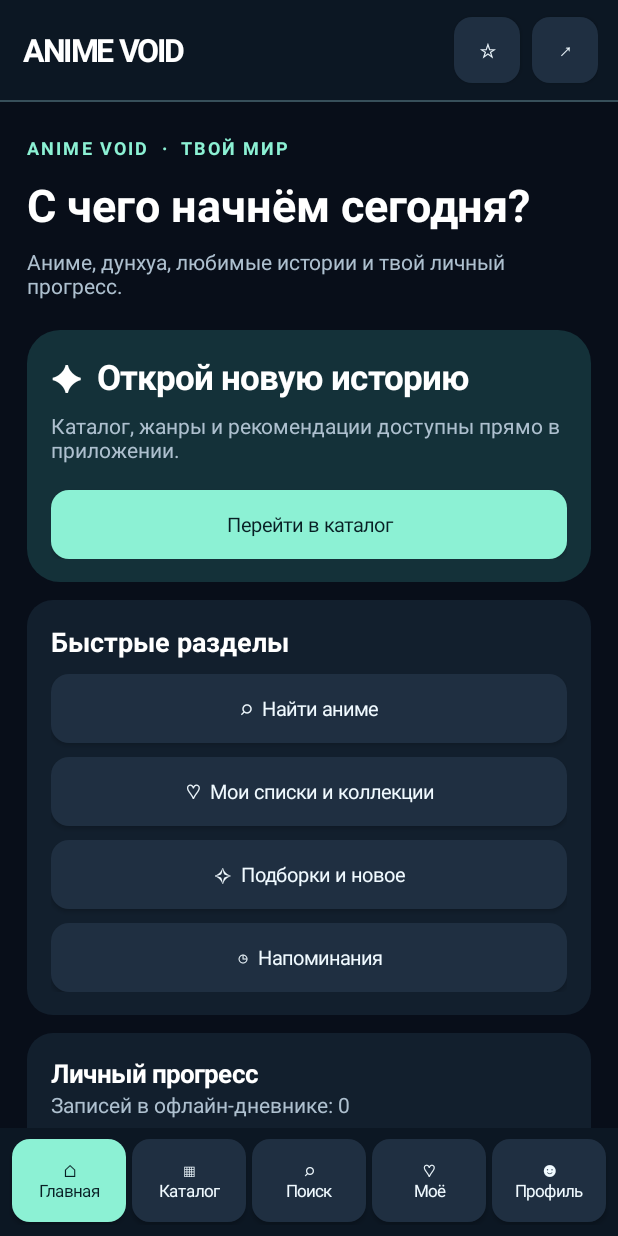
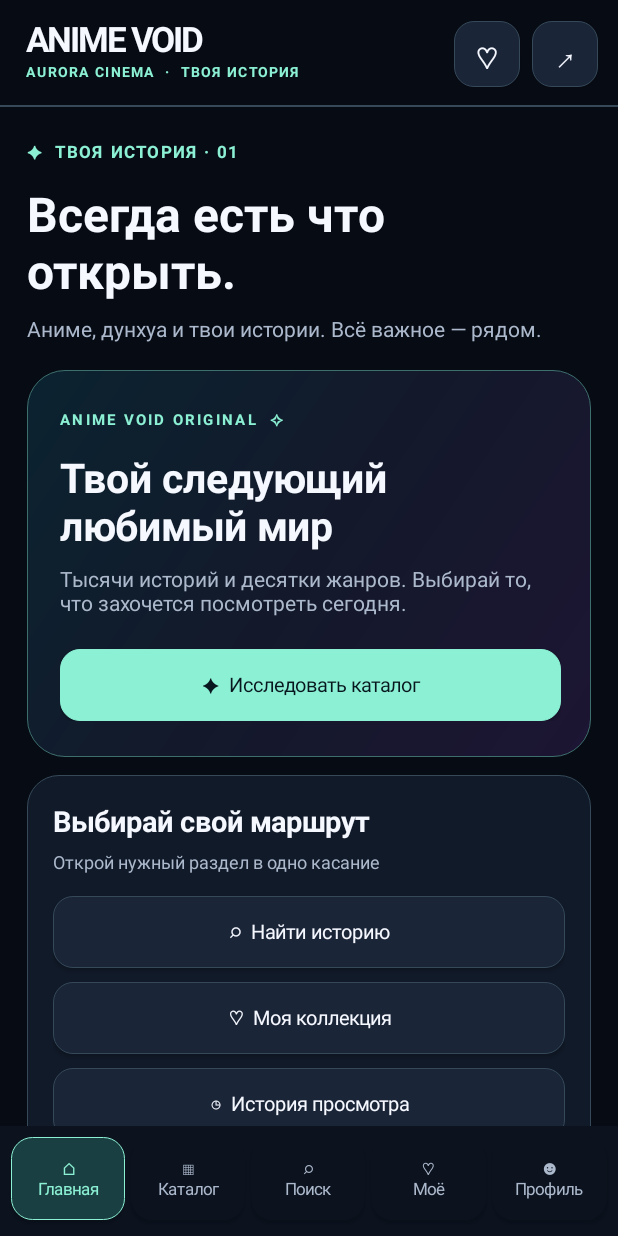
Before and after one commit to anime-void-app/AV, an Android app: the screen it shows after launch (MainActivity), on a phone screen of 412 x 824 dp. Run offline under Robolectric (Android 15) with nearby library versions, the phone set to English and light mode, and no system bars.

Commit message:
V90 Aurora: redesign Android home, profile, library, discovery and shell; fix WebView double-load and settings crash

```diff
--- a/android-app/app/src/main/java/ru/animevoid/app/MainActivity.java
+++ b/android-app/app/src/main/java/ru/animevoid/app/MainActivity.java
@@ -36,6 +36,7 @@ import android.widget.Button;
 import android.widget.EditText;
 import android.widget.FrameLayout;
 import android.widget.LinearLayout;
+import android.widget.ProgressBar;
 import android.widget.ScrollView;
 import android.widget.TextView;
 import android.widget.Toast;
@@ -54,11 +55,13 @@ public final class MainActivity extends Activity {
     private static final String REMINDERS="reminders";
     private static final int PICK_FILE=421;
     private static final int NOTIFICATIONS=422;
-    private static final int BACKGROUND=Color.rgb(8,14,25);
-    private static final int PANEL=Color.rgb(18,31,45);
+    private static final int BACKGROUND=AuroraTheme.BG;
+    private static final int PANEL=AuroraTheme.PANEL;
     private int ACCENT=Color.rgb(140,241,212);
-    private static final int MUTED=Color.rgb(174,192,207);
+    private static final int MUTED=AuroraTheme.MUTED;
     private LinearLayout root, nav;
+    private ProgressBar pageLoad;
+    private String pendingWebUrl;
     private FrameLayout content;
     private WebView browser;
     private NativeCatalog nativeCatalog;
@@ -71,8 +74,8 @@ public final class MainActivity extends Activity {
 
     @Override public void onCreate(Bundle savedInstanceState) {
         super.onCreate(savedInstanceState);
-        getWindow().setStatusBarColor(Color.rgb(9,17,28));
-        getWindow().setNavigationBarColor(Color.rgb(9,17,28));
+        getWindow().setStatusBarColor(AuroraTheme.BG);
+        getWindow().setNavigationBarColor(AuroraTheme.BG);
         ACCENT=accentFor(getSharedPreferences(PREF,MODE_PRIVATE).getString("accent","jade"));
         nativeCatalog=new NativeCatalog(this,this::openTrusted);
         renderShell();
@@ -90,43 +93,53 @@ public final class MainActivity extends Activity {
 
     private int dp(float dp){return (int)(getResources().getDisplayMetrics().density*dp+0.5f);}
     private GradientDrawable surface(int color,int radius){
-        GradientDrawable d=new GradientDrawable();d.setColor(color);d.setCornerRadius(dp(radius));return d;
+        return AuroraTheme.solid(color,radius,AuroraTheme.LINE,1,getResources().getDisplayMetrics().density);
     }
+
     private TextView text(String text,int size,int color,boolean bold){
         TextView t=new TextView(this);t.setText(text);t.setTextColor(color);t.setTextSize(size);
         t.setGravity(Gravity.CENTER_VERTICAL);if(bold)t.setTypeface(null,1);return t;
     }
     private Button button(String label,Runnable action,boolean primary){
         Button b=new Button(this);b.setText(label);b.setAllCaps(false);
-        b.setTextColor(primary?Color.rgb(8,31,36):Color.rgb(240,250,255));
-        b.setTextSize(13);b.setMinHeight(dp(43));
-        b.setBackground(surface(primary?ACCENT:Color.rgb(31,47,65),12));
+        b.setTextColor(primary?AuroraTheme.DARK_TEXT:AuroraTheme.FG);b.setTextSize(13);b.setMinHeight(dp(44));
+        GradientDrawable bg=AuroraTheme.solid(primary?ACCENT:AuroraTheme.SOFT,13,
+            primary?ACCENT:AuroraTheme.LINE,1,getResources().getDisplayMetrics().density);
+        b.setBackground(AuroraTheme.touch(bg,0x35ffffff));
         b.setOnClickListener(v->action.run());return b;
     }
+
     private void renderShell(){
-        root=new LinearLayout(this);root.setOrientation(LinearLayout.VERTICAL);
-        root.setBackgroundColor(BACKGROUND);setContentView(root);
-        LinearLayout top=new LinearLayout(this);top.setPadding(dp(15),dp(9),dp(13),dp(9));
-        top.setGravity(Gravity.CENTER_VERTICAL);
-        top.setBackgroundColor(Color.rgb(12,23,35));
-        TextView brand=text("ANIME VOID",21,Color.WHITE,true);brand.setLetterSpacing(-0.045f);
-        top.addView(brand,new LinearLayout.LayoutParams(0,dp(48),1f));
-        Button save=button("☆",this::saveFromBrowser,false);
+        root=new LinearLayout(this);root.setOrientation(LinearLayout.VERTICAL);root.setBackgroundColor(BACKGROUND);setContentView(root);
+        LinearLayout top=new LinearLayout(this);top.setPadding(dp(17),dp(10),dp(13),dp(8));
+        top.setGravity(Gravity.CENTER_VERTICAL);top.setBackgroundColor(AuroraTheme.BG);
+        LinearLayout identity=new LinearLayout(this);identity.setOrientation(LinearLayout.VERTICAL);
+        TextView brand=text("ANIME VOID",23,AuroraTheme.FG,true);brand.setLetterSpacing(-0.045f);
+        identity.addView(brand);
+        TextView tagline=text("AURORA CINEMA  ·  ТВОЯ ИСТОРИЯ",9,ACCENT,true);tagline.setLetterSpacing(.15f);
+        identity.addView(tagline);
+        top.addView(identity,new LinearLayout.LayoutParams(0,dp(52),1f));
+        Button save=button("♡",()->showTab("favorites"),false);save.setTextSize(20);
         top.addView(save,new LinearLayout.LayoutParams(dp(44),dp(44)));
-        Button share=button("↗",this::sharePage,false);
+        Button share=button("↗",this::sharePage,false);share.setTextSize(20);
         LinearLayout.LayoutParams sp=new LinearLayout.LayoutParams(dp(44),dp(44));sp.leftMargin=dp(8);top.addView(share,sp);
         root.addView(top);
-        View line=new View(this);line.setBackgroundColor(Color.rgb(55,79,90));
+        View line=new View(this);line.setBackgroundColor(AuroraTheme.LINE);
         root.addView(line,new LinearLayout.LayoutParams(-1,dp(1)));
+        pageLoad=new ProgressBar(this,null,android.R.attr.progressBarStyleHorizontal);
+        pageLoad.setMax(100);pageLoad.setIndeterminate(false);pageLoad.setVisibility(View.GONE);
+        pageLoad.setProgressTintList(android.content.res.ColorStateList.valueOf(ACCENT));
+        root.addView(pageLoad,new LinearLayout.LayoutParams(-1,dp(2)));
         content=new FrameLayout(this);content.setBackgroundColor(BACKGROUND);
         root.addView(content,new LinearLayout.LayoutParams(-1,0,1f));
         nav=new LinearLayout(this);nav.setOrientation(LinearLayout.HORIZONTAL);
-        nav.setPadding(dp(6),dp(7),dp(6),dp(7));nav.setBackgroundColor(Color.rgb(12,23,35));
-        root.addView(nav,new LinearLayout.LayoutParams(-1,dp(72)));
+        nav.setPadding(dp(5),dp(7),dp(5),dp(7));nav.setBackgroundColor(Color.rgb(12,19,31));
+        root.addView(nav,new LinearLayout.LayoutParams(-1,dp(73)));
     }
 
     private void showTab(String tab){
         activeTab=tab;content.removeAllViews();nav.removeAllViews();
+        if(pageLoad!=null)pageLoad.setVisibility("web".equals(tab)?View.VISIBLE:View.GONE);
         if("web".equals(tab))showCatalog();
         else if("catalog".equals(tab)||"favorites".equals(tab)){
             nativeCatalog.setAccent(ACCENT);
@@ -158,66 +171,82 @@ public final class MainActivity extends Activity {
                 ||("settings".equals(tab)&&"profile".equals(next));
             Button b=button(item[1],()->showTab(next),selected);
             b.setTextSize(11);b.setGravity(Gravity.CENTER);
+            b.setBackground(AuroraTheme.touch(AuroraTheme.solid(selected?Color.rgb(26,63,66):Color.rgb(12,19,31),14,
+                selected?ACCENT:Color.rgb(12,19,31),selected?1:0,getResources().getDisplayMetrics().density),0x20ffffff));
+            b.setTextColor(selected?ACCENT:MUTED);
             LinearLayout.LayoutParams pos=new LinearLayout.LayoutParams(0,dp(55),1f);
             pos.leftMargin=dp(2);pos.rightMargin=dp(2);nav.addView(b,pos);
         }
     }
 
     private void showNativeHome(LinearLayout host){
-        TextView kicker=text("ANIME VOID  ·  ТВОЙ МИР",12,ACCENT,true);
-        kicker.setLetterSpacing(0.12f);host.addView(kicker);
-        TextView title=text("С чего начнём сегодня?",30,Color.WHITE,true);
-        title.setPadding(0,dp(9),0,dp(8));host.addView(title);
-        TextView caption=text("Аниме, дунхуа, любимые истории и твой личный прогресс.",14,MUTED,false);
-        caption.setPadding(0,0,0,dp(20));host.addView(caption);
+        TextView kicker=text("✦  ТВОЯ ИСТОРИЯ · 01",11,ACCENT,true);
+        kicker.setLetterSpacing(.13f);host.addView(kicker);
+        TextView title=text("Всегда есть что открыть.",32,AuroraTheme.FG,true);
+        title.setPadding(0,dp(12),0,dp(7));host.addView(title);
+        TextView caption=text("Аниме, дунхуа и твои истории. Всё важное — рядом.",14,MUTED,false);
+        caption.setPadding(0,0,0,dp(18));host.addView(caption);
         LinearLayout featured=card(host);
-        featured.setBackground(surface(Color.rgb(20,49,57),22));
-        featured.addView(text("✦  Открой новую историю",23,Color.WHITE,true));
-        TextView sub=text("Каталог, жанры и рекомендации доступны прямо в приложении.",14,MUTED,false);
-        sub.setPadding(0,dp(7),0,dp(8));featured.addView(sub);
-        addButton(featured,"Перейти в каталог",()->showTab("catalog"),true);
+        featured.setBackground(AuroraTheme.hero(getResources().getDisplayMetrics().density));
+        featured.setPadding(dp(22),dp(25),dp(20),dp(24));
+        TextView featureTag=text("ANIME VOID ORIGINAL  ✧",10,ACCENT,true);featureTag.setLetterSpacing(.15f);
+        featured.addView(featureTag);
+        TextView featuredTitle=text("Твой следующий\nлюбимый мир",27,AuroraTheme.FG,true);
+        featuredTitle.setPadding(0,dp(13),0,dp(8));featured.addView(featuredTitle);
+        TextView sub=text("Тысячи историй и десятки жанров. Выбирай то, что захочется посмотреть сегодня.",14,MUTED,false);
+        sub.setPadding(0,0,0,dp(12));featured.addView(sub);
+        addButton(featured,"✦  Исследовать каталог",()->showTab("catalog"),true);
         String last=getSharedPreferences(PREF,MODE_PRIVATE).getString("lastAnimeUrl",null);
         if(last!=null&&trusted(Uri.parse(last))){
             LinearLayout recent=card(host);
-            recent.addView(text("◷  Недавно открывал",18,Color.WHITE,true));
-            TextView explanation=text("Вернись на последнюю страницу тайтла. Позиция видео хранится отдельно на сайте.",12,MUTED,false);
-            explanation.setPadding(0,dp(6),0,0);recent.addView(explanation);
-            addButton(recent,"Продолжить с этой страницы",()->openTrusted(last),true);
+            recent.addView(text("◷  Вернуться к истории",18,AuroraTheme.FG,true));
+            recent.addView(text("Откроем страницу последнего выбранного аниме. Прогресс просмотра учитывает сайт.",12,MUTED,false));
+            addButton(recent,"Продолжить",()->openTrusted(last),true);
         }
-        LinearLayout shortcuts=card(host);
-        shortcuts.addView(text("Быстрые разделы",18,Color.WHITE,true));
-        addButton(shortcuts,"⌕  Найти аниме",()->showTab("discover"),false);
-        addButton(shortcuts,"♡  Мои списки и коллекции",()->showTab("library"),false);
-        addButton(shortcuts,"✧  Подборки и новое",()->openTrusted(HOME+"#recommendedSection"),false);
-        addButton(shortcuts,"◷  Напоминания",()->showTab("reminders"),false);
-        LinearLayout status=card(host);
-        status.addView(text("Личный прогресс",17,Color.WHITE,true));
-        status.addView(text("Записей в офлайн-дневнике: "+stored(DIARY).length(),14,MUTED,false));
-        addButton(status,"Открыть статистику профиля",
-            ()->openTrusted("https://animevoid.ru/profile.html"),false);
+        LinearLayout journey=card(host);
+        journey.addView(text("Выбирай свой маршрут",19,AuroraTheme.FG,true));
+        TextView hint=text("Открой нужный раздел в одно касание",12,MUTED,false);
+        hint.setPadding(0,dp(6),0,dp(5));journey.addView(hint);
+        addButton(journey,"⌕  Найти историю",()->showTab("discover"),false);
+        addButton(journey,"♡  Моя коллекция",()->showTab("library"),false);
+        addButton(journey,"◷  История просмотра",()->openTrusted("https://animevoid.ru/history.html"),false);
+        addButton(journey,"✧  Подборки на сайте",()->openTrusted(HOME+"#recommendedSection"),false);
+        int localSaved=0;
+        try{localSaved=new JSONArray(getSharedPreferences(PREF,MODE_PRIVATE)
+                .getString("native_catalog_favorites_v87","[]")).length();}catch(Exception ignored){}
+        LinearLayout overview=card(host);
+        overview.addView(text("Мой уголок",19,AuroraTheme.FG,true));
+        overview.addView(text("♡  "+localSaved+" сохранённых на телефоне",14,MUTED,false));
+        overview.addView(text("✎  "+stored(DIARY).length()+" заметок в дневнике",14,MUTED,false));
+        overview.addView(text("Избранное приложения хранится отдельно от избранного на сайте.",11,MUTED,false));
+        addButton(overview,"Открыть профиль",()->showTab("profile"),false);
     }
 
     private void showDiscover(LinearLayout host){
-        heading(host,"Поиск и открытия","Найди аниме по названию или перейди к любимым разделам.");
-        LinearLayout search=card(host);
+        heading(host,"Найди свой мир","Поиск, жанры и личные рекомендации ANIME VOID");
+        LinearLayout searchBox=card(host);
+        searchBox.setBackground(AuroraTheme.hero(getResources().getDisplayMetrics().density));
+        searchBox.addView(text("⌕  Начнём с названия?",19,AuroraTheme.FG,true));
         EditText query=new EditText(this);
-        query.setSingleLine(true);query.setHint("Название аниме или дунхуа");
-        query.setTextColor(Color.WHITE);query.setHintTextColor(MUTED);
+        query.setSingleLine(true);query.setHint("Например, Ван Линь или Solo Leveling");
+        query.setTextColor(AuroraTheme.FG);query.setHintTextColor(MUTED);query.setTextSize(15);
         query.setInputType(android.text.InputType.TYPE_CLASS_TEXT);
         query.setImeOptions(android.view.inputmethod.EditorInfo.IME_ACTION_SEARCH);
-        search.addView(query,new LinearLayout.LayoutParams(-1,dp(53)));
+        query.setPadding(dp(12),dp(10),dp(12),dp(10));
+        query.setBackground(surface(AuroraTheme.SOFT,12));
+        LinearLayout.LayoutParams qp=new LinearLayout.LayoutParams(-1,dp(51));qp.topMargin=dp(10);searchBox.addView(query,qp);
         query.setOnEditorActionListener((v,action,event)->{
             if(action==android.view.inputmethod.EditorInfo.IME_ACTION_SEARCH){openCatalogSearch(query.getText().toString());return true;}
             return false;
         });
-        addButton(search,"⌕  Найти в каталоге",()->openCatalogSearch(query.getText().toString()),true);
-        LinearLayout discover=card(host);
-        discover.addView(text("Исследовать ANIME VOID",18,Color.WHITE,true));
-        addButton(discover,"✦  Аниме и фильтры",()->openTrusted(HOME+"#catalog"),false);
-        addButton(discover,"☯  Китайские дунхуа",()->openTrusted(HOME+"#catalog"),false);
-        addButton(discover,"★  Популярное и рейтинги",()->openTrusted(HOME+"#topSection"),false);
-        addButton(discover,"✧  Рекомендации",()->openTrusted(HOME+"#recommendedSection"),false);
-        addButton(discover,"◇  Коллекции",()->openTrusted("https://animevoid.ru/collections.html"),false);
+        addButton(searchBox,"Найти в нативном каталоге",()->openCatalogSearch(query.getText().toString()),true);
+        LinearLayout picks=card(host);
+        picks.addView(text("Исследовать",18,AuroraTheme.FG,true));
+        addButton(picks,"✦  Все аниме и жанры",()->showTab("catalog"),false);
+        addButton(picks,"♡  Моё сохранённое",()->showTab("favorites"),false);
+        addButton(picks,"✧  Рекомендации ANIME VOID",()->openTrusted(HOME+"#recommendedSection"),false);
+        addButton(picks,"★  Топ и рейтинги",()->openTrusted(HOME+"#topSection"),false);
+        addButton(picks,"◇  Аниме-коллекции",()->openTrusted("https://animevoid.ru/collections.html"),false);
     }
 
     private void openCatalogSearch(String entered){
@@ -228,34 +257,44 @@ public final class MainActivity extends Activity {
     }
 
     private void showLibrary(LinearLayout host){
-        heading(host,"Моё аниме","Избранное, просмотренные серии и личные коллекции.");
+        heading(host,"Моя вселенная","Любимые сюжеты, история, списки и личный прогресс");
+        LinearLayout favorites=card(host);
+        favorites.setBackground(AuroraTheme.hero(getResources().getDisplayMetrics().density));
+        favorites.addView(text("♡  Моя полка",20,AuroraTheme.FG,true));
+        favorites.addView(text("Сохранённые тайтлы в приложении доступны отдельно от сайта.",13,MUTED,false));
+        addButton(favorites,"Открыть избранное приложения",()->showTab("favorites"),true);
         LinearLayout cloud=card(host);
-        cloud.addView(text("Списки на ANIME VOID",18,Color.WHITE,true));
-        addButton(cloud,"♡  Избранное и запланированное",()->openTrusted(HOME+"#favorites"),true);
+        cloud.addView(text("Мой аккаунт на ANIME VOID",18,AuroraTheme.FG,true));
+        addButton(cloud,"♡  Избранное и запланированное",()->openTrusted(HOME+"#favorites"),false);
         addButton(cloud,"◷  История просмотра",()->openTrusted("https://animevoid.ru/history.html"),false);
-        addButton(cloud,"◇  Коллекции",()->openTrusted("https://animevoid.ru/collections.html"),false);
-        addButton(cloud,"★  Сохранено в приложении",()->showTab("favorites"),false);
+        addButton(cloud,"◇  Мои коллекции",()->openTrusted("https://animevoid.ru/collections.html"),false);
         LinearLayout local=card(host);
-        local.addView(text("Локальный дневник",18,Color.WHITE,true));
-        local.addView(text(stored(DIARY).length()+" записей · доступны без интернета · не синхронизируются",12,MUTED,false));
-        addButton(local,"Открыть мой дневник",()->showTab("diary"),false);
-        addButton(local,"☆  Сохранить текущую страницу",this::saveFromBrowser,false);
+        local.addView(text("Личный дневник",18,AuroraTheme.FG,true));
+        local.addView(text(stored(DIARY).length()+" записей · доступны офлайн · не синхронизируются",12,MUTED,false));
+        addButton(local,"✎  Открыть дневник",()->showTab("diary"),false);
+        addButton(local,"☆  Сохранить открытую страницу",this::saveFromBrowser,false);
     }
 
     private void showNativeProfile(LinearLayout host){
-        heading(host,"Мой профиль","Оформление, достижения, статистика и настройки.");
-        LinearLayout panel=card(host);
-        panel.setBackground(surface(Color.rgb(29,33,60),20));
-        panel.addView(text("✦  Мой ANIME VOID",20,Color.WHITE,true));
-        panel.addView(text("Профиль и достижения сайта доступны после входа в аккаунт.",13,MUTED,false));
-        addButton(panel,"Открыть профиль",()->openTrusted("https://animevoid.ru/profile.html"),true);
-        addButton(panel,"Мастерская оформления",
-            ()->openTrusted("https://animevoid.ru/profile.html#profileWorkshop"),false);
+        heading(host,"Твоя история","Профиль, уровни, достижения и мастерская");
+        LinearLayout identity=card(host);
+        identity.setBackground(AuroraTheme.hero(getResources().getDisplayMetrics().density));
+        identity.addView(text("✦  ANIME VOID / ПАСПОРТ",11,ACCENT,true));
+        TextView avatar=text("◈",48,AuroraTheme.FG,true);avatar.setPadding(0,dp(8),0,dp(4));identity.addView(avatar);
+        identity.addView(text("Создай свой собственный мир",20,AuroraTheme.FG,true));
+        TextView summary=text("Настоящий уровень, XP, ранги и достижения берутся из твоего аккаунта на сайте. Здесь они не подменяются тестовыми цифрами.",13,MUTED,false);
+        summary.setPadding(0,dp(8),0,dp(12));identity.addView(summary);
+        addButton(identity,"Открыть мой профиль",()->openTrusted("https://animevoid.ru/profile.html"),true);
+        LinearLayout workshop=card(host);
+        workshop.addView(text("Мастерская и социальные функции",18,AuroraTheme.FG,true));
+        addButton(workshop,"✧  Оформление профиля",()->openTrusted("https://animevoid.ru/profile.html#profileWorkshop"),false);
+        addButton(workshop,"★  Достижения и ранги",()->openTrusted("https://animevoid.ru/profile.html"),false);
+        addButton(workshop,"◇  Коллекции",()->openTrusted("https://animevoid.ru/collections.html"),false);
         LinearLayout tools=card(host);
-        tools.addView(text("Мои инструменты",17,Color.WHITE,true));
-        addButton(tools,"◷  Напоминания о просмотре",()->showTab("reminders"),false);
-        addButton(tools,"⚙  Настройки приложения",()->showTab("settings"),false);
-        addButton(tools,"↗  Поделиться ANIME VOID",this::sharePage,false);
+        tools.addView(text("Приложение",18,AuroraTheme.FG,true));
+        addButton(tools,"◷  Напоминания",()->showTab("reminders"),false);
+        addButton(tools,"⚙  Настройки и оформление",()->showTab("settings"),false);
+        addButton(tools,"↗  Поделиться",this::sharePage,false);
     }
 
     private boolean trusted(Uri u){
@@ -266,8 +305,8 @@ public final class MainActivity extends Activity {
     private void openTrusted(String url){
         Uri u=Uri.parse(url);
         if(!trusted(u)){openExternal(url);return;}
+        pendingWebUrl=u.toString();
         showTab("web");
-        browser.loadUrl(u.toString());
     }
     private void openExternal(String url){
         try{
@@ -297,7 +336,8 @@ public final class MainActivity extends Activity {
                     super.onPageFinished(view,url);
                     Uri current=Uri.parse(url);
                     if(!trusted(current))return;
-                    if(url.contains("/anime.html")||url.contains("/watch.html")){
+                    if(url.contains("/anime.html")||url.contains("/watch.html")
+                        ||url.contains("/kodik.html")&&current.getQueryParameter("title")!=null){
                         getSharedPreferences(PREF,MODE_PRIVATE).edit().putString("lastAnimeUrl",url).apply();
                     }
                     if(pendingSearch!=null&&url.contains("/index.html")&&url.contains("appSearch=")){
@@ -320,6 +360,9 @@ public final class MainActivity extends Activity {
                 }
             });
             browser.setWebChromeClient(new WebChromeClient(){
+                @Override public void onProgressChanged(WebView view,int progress){
+                    if(pageLoad!=null){pageLoad.setProgress(progress);pageLoad.setVisibility("web".equals(activeTab)&&progress<100?View.VISIBLE:View.GONE);}
+                }
                 @Override public void onShowCustomView(View view,CustomViewCallback callback){
                     if(fullView!=null){callback.onCustomViewHidden();return;}
                     fullView=view;fullCallback=callback;root.setVisibility(View.GONE);
@@ -337,8 +380,9 @@ public final class MainActivity extends Activity {
             browser.setDownloadListener((url,userAgent,contentDisposition,mimeType,length)->{
                 if(url!=null)openExternal(url);
             });
-            browser.loadUrl(HOME);
         }
+        if(pendingWebUrl!=null){browser.loadUrl(pendingWebUrl);pendingWebUrl=null;}
+        else if(browser.getUrl()==null){browser.loadUrl(HOME);}
         if(browser.getParent() instanceof ViewGroup)((ViewGroup)browser.getParent()).removeView(browser);
         content.addView(browser,new FrameLayout.LayoutParams(-1,-1));
     }
@@ -381,18 +425,18 @@ public final class MainActivity extends Activity {
         getSharedPreferences(PREF,MODE_PRIVATE).edit().putString(key,value.toString()).apply();
     }
     private void heading(LinearLayout host,String title,String subtitle){
-        TextView a=text(title,26,Color.WHITE,true);host.addView(a);
+        TextView a=text(title,29,AuroraTheme.FG,true);host.addView(a);
         TextView b=text(subtitle,13,MUTED,false);b.setPadding(0,dp(7),0,dp(20));host.addView(b);
     }
     private LinearLayout card(LinearLayout host){
         LinearLayout c=new LinearLayout(this);c.setOrientation(LinearLayout.VERTICAL);
-        c.setPadding(dp(16),dp(15),dp(16),dp(15));c.setBackground(surface(PANEL,17));
+        c.setPadding(dp(17),dp(17),dp(17),dp(17));c.setBackground(surface(PANEL,21));
         LinearLayout.LayoutParams p=new LinearLayout.LayoutParams(-1,-2);p.bottomMargin=dp(12);
         host.addView(c,p);return c;
     }
     private void addButton(LinearLayout box,String label,Runnable action,boolean main){
         Button b=button(label,action,main);
-        LinearLayout.LayoutParams p=new LinearLayout.LayoutParams(-1,dp(46));p.topMargin=dp(9);
+        LinearLayout.LayoutParams p=new LinearLayout.LayoutParams(-1,dp(48));p.topMargin=dp(9);
         box.addView(b,p);
     }
     private void toast(String s){Toast.makeText(this,s,Toast.LENGTH_LONG).show();}
@@ -535,12 +579,12 @@ public final class MainActivity extends Activity {
             }).setNegativeButton("Отмена",null).show();
     }
     private void showSettings(LinearLayout root){
-        heading(root,"Настройки","ANIME VOID для Android · версия 1.3.0");
+        heading(root,"Настройки","Aurora Cinema · Android 2.0.0 / V90");
         LinearLayout about=card(root);
         about.addView(text("Быстрые действия",17,Color.WHITE,true));
         addButton(about,"Мой профиль на сайте",()->openTrusted("https://animevoid.ru/profile.html"),true);
         addButton(about,"Каталог Anime Match",()->openTrusted("https://animevoid.ru/match.html"),false);
-        addButton(about,"Обновить сайт",()->{showTab("catalog");browser.reload();},false);
+        addButton(about,"Обновить главную сайта",()->openTrusted(HOME+"?fromAndroid=v90"),false);
         LinearLayout design=card(root);
         design.addView(text("Оформление · бесплатно",17,Color.WHITE,true));
         addButton(design,"Выбрать цвет: нефрит / аметист / янтарь",this::chooseAccent,false);
```
